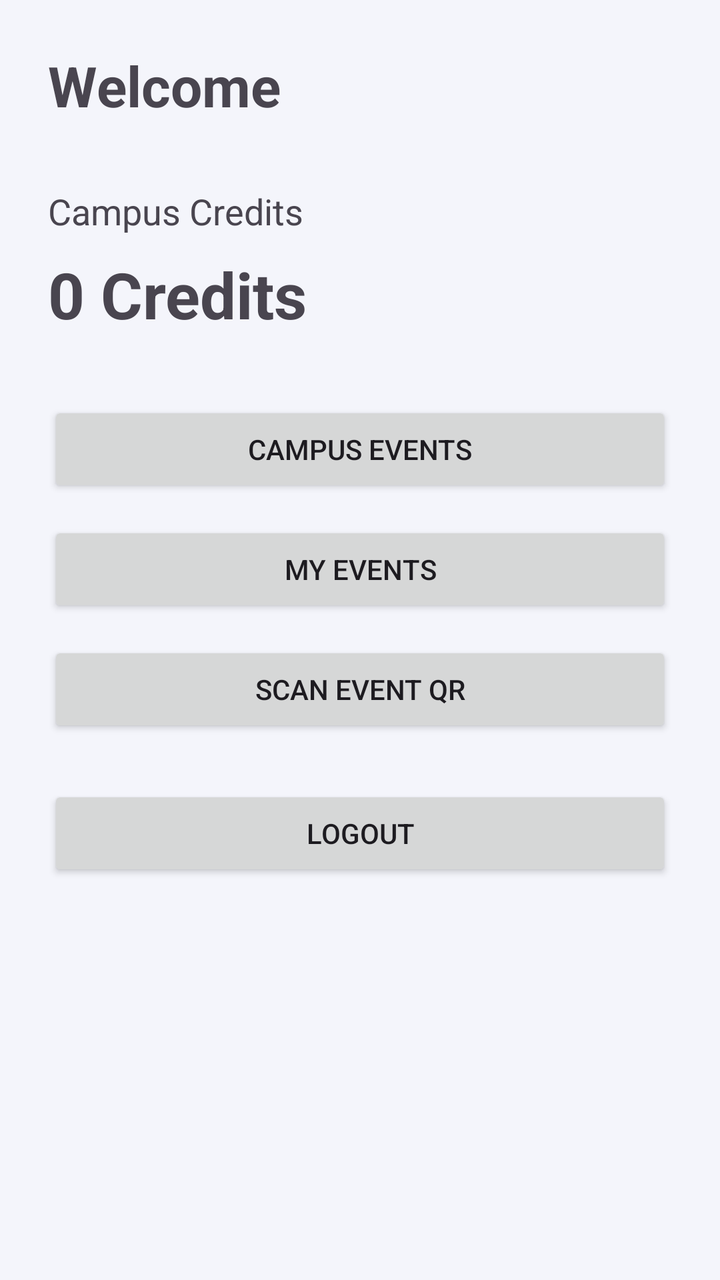
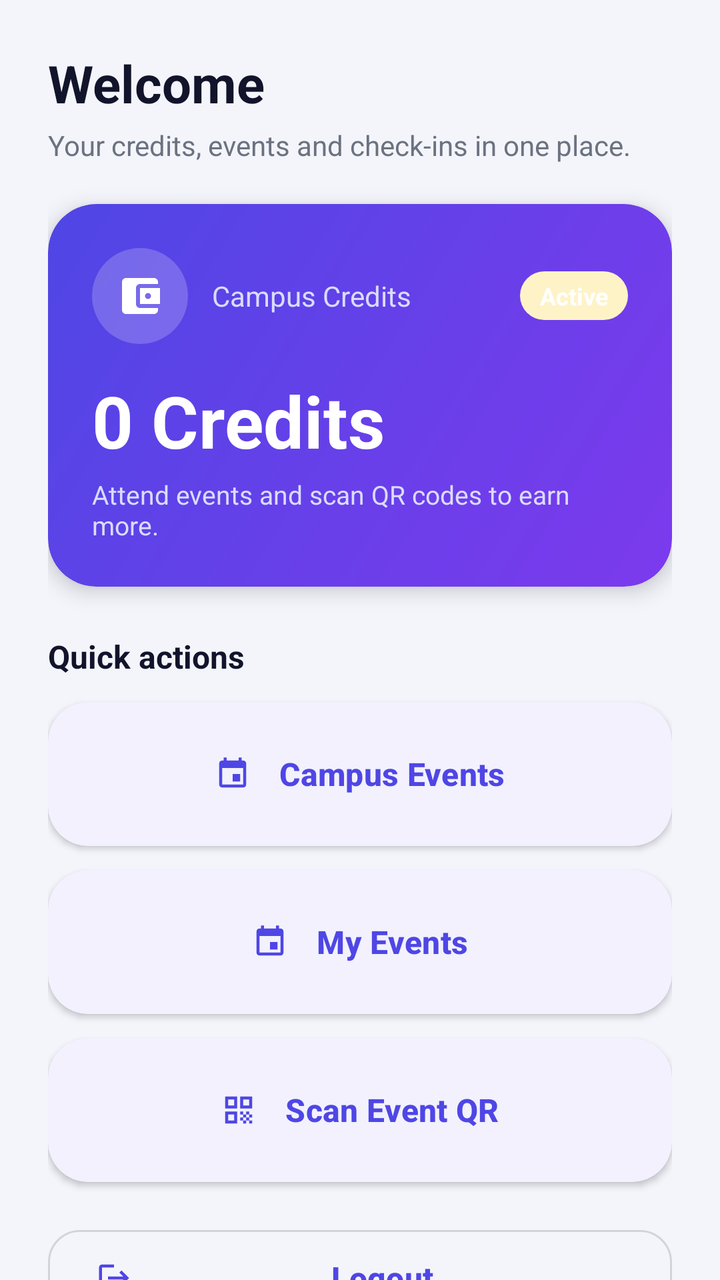

Compare the two renders of this Android layout. The source of the first and the diff that turns it into the second are given below.
<!-- AndroidManifest.xml: application theme Theme.CampusPay -->
<!-- res/layout/activity_dashboard.xml -->
<?xml version="1.0" encoding="utf-8"?>
<androidx.constraintlayout.widget.ConstraintLayout
    xmlns:android="http://schemas.android.com/apk/res/android"
    xmlns:app="http://schemas.android.com/apk/res-auto"
    android:layout_width="match_parent"
    android:layout_height="match_parent"
    android:padding="24dp">

    <TextView
        android:id="@+id/tvWelcome"
        android:layout_width="wrap_content"
        android:layout_height="wrap_content"
        android:text="Welcome"
        android:textSize="28sp"
        android:textStyle="bold"
        app:layout_constraintStart_toStartOf="parent"
        app:layout_constraintTop_toTopOf="parent" />

    <TextView
        android:id="@+id/tvBalanceLabel"
        android:layout_width="wrap_content"
        android:layout_height="wrap_content"
        android:layout_marginTop="32dp"
        android:text="Campus Credits"
        android:textSize="18sp"
        app:layout_constraintStart_toStartOf="parent"
        app:layout_constraintTop_toBottomOf="@id/tvWelcome" />

    <TextView
        android:id="@+id/tvBalance"
        android:layout_width="wrap_content"
        android:layout_height="wrap_content"
        android:layout_marginTop="8dp"
        android:text="0 Credits"
        android:textSize="32sp"
        android:textStyle="bold"
        app:layout_constraintStart_toStartOf="parent"
        app:layout_constraintTop_toBottomOf="@id/tvBalanceLabel" />

    <Button
        android:id="@+id/btnEvents"
        android:layout_width="0dp"
        android:layout_height="wrap_content"
        android:layout_marginTop="32dp"
        android:text="Campus Events"
        app:layout_constraintEnd_toEndOf="parent"
        app:layout_constraintStart_toStartOf="parent"
        app:layout_constraintTop_toBottomOf="@id/tvBalance" />

    <Button
        android:id="@+id/btnMyEvents"
        android:layout_width="0dp"
        android:layout_height="wrap_content"
        android:layout_marginTop="12dp"
        android:text="My Events"
        app:layout_constraintEnd_toEndOf="parent"
        app:layout_constraintStart_toStartOf="parent"
        app:layout_constraintTop_toBottomOf="@id/btnEvents" />

    <Button
        android:id="@+id/btnScanQR"
        android:layout_width="0dp"
        android:layout_height="wrap_content"
        android:layout_marginTop="12dp"
        android:text="Scan Event QR"
        app:layout_constraintEnd_toEndOf="parent"
        app:layout_constraintStart_toStartOf="parent"
        app:layout_constraintTop_toBottomOf="@id/btnMyEvents" />

    <Button
        android:id="@+id/btnLogout"
        android:layout_width="0dp"
        android:layout_height="wrap_content"
        android:layout_marginTop="24dp"
        android:text="Logout"
        app:layout_constraintEnd_toEndOf="parent"
        app:layout_constraintStart_toStartOf="parent"
        app:layout_constraintTop_toBottomOf="@id/btnScanQR" />

</androidx.constraintlayout.widget.ConstraintLayout>
<!-- resources referenced by this layout -->
<resources>
  <!-- unchanged entries left out for length: 15 -->
</resources>

<!-- the commit's change to res/layout/activity_dashboard.xml (unified diff, before → after) -->
@@ -1,80 +1,181 @@
 <?xml version="1.0" encoding="utf-8"?>
-<androidx.constraintlayout.widget.ConstraintLayout
-    xmlns:android="http://schemas.android.com/apk/res/android"
+<ScrollView xmlns:android="http://schemas.android.com/apk/res/android"
     xmlns:app="http://schemas.android.com/apk/res-auto"
     android:layout_width="match_parent"
     android:layout_height="match_parent"
-    android:padding="24dp">
+    android:background="@color/background_light"
+    android:fillViewport="true"
+    android:scrollbars="none">
 
-    <TextView
-        android:id="@+id/tvWelcome"
-        android:layout_width="wrap_content"
+    <LinearLayout
+        android:layout_width="match_parent"
         android:layout_height="wrap_content"
-        android:text="Welcome"
-        android:textSize="28sp"
-        android:textStyle="bold"
-        app:layout_constraintStart_toStartOf="parent"
-        app:layout_constraintTop_toTopOf="parent" />
+        android:orientation="vertical"
+        android:padding="24dp">
 
-    <TextView
-        android:id="@+id/tvBalanceLabel"
-        android:layout_width="wrap_content"
-        android:layout_height="wrap_content"
-        android:layout_marginTop="32dp"
-        android:text="Campus Credits"
-        android:textSize="18sp"
-        app:layout_constraintStart_toStartOf="parent"
-        app:layout_constraintTop_toBottomOf="@id/tvWelcome" />
+        <TextView
+            android:id="@+id/tvWelcome"
+            android:layout_width="wrap_content"
+            android:layout_height="wrap_content"
+            android:text="Welcome"
+            android:textColor="@color/text_primary"
+            android:textSize="26sp"
+            android:textStyle="bold" />
 
-    <TextView
-        android:id="@+id/tvBalance"
-        android:layout_width="wrap_content"
-        android:layout_height="wrap_content"
-        android:layout_marginTop="8dp"
-        android:text="0 Credits"
-        android:textSize="32sp"
-        android:textStyle="bold"
-        app:layout_constraintStart_toStartOf="parent"
-        app:layout_constraintTop_toBottomOf="@id/tvBalanceLabel" />
+        <TextView
+            android:layout_width="wrap_content"
+            android:layout_height="wrap_content"
+            android:layout_marginTop="4dp"
+            android:text="Your credits, events and check-ins in one place."
+            android:textColor="@color/text_secondary"
+            android:textSize="14sp" />
 
-    <Button
-        android:id="@+id/btnEvents"
-        android:layout_width="0dp"
-        android:layout_height="wrap_content"
-        android:layout_marginTop="32dp"
-        android:text="Campus Events"
-        app:layout_constraintEnd_toEndOf="parent"
-        app:layout_constraintStart_toStartOf="parent"
-        app:layout_constraintTop_toBottomOf="@id/tvBalance" />
+        
+        <com.google.android.material.card.MaterialCardView
+            android:layout_width="match_parent"
+            android:layout_height="wrap_content"
+            android:layout_marginTop="20dp"
+            app:cardBackgroundColor="@android:color/transparent"
+            app:cardCornerRadius="24dp"
+            app:cardElevation="6dp"
+            app:strokeWidth="0dp">
 
-    <Button
-        android:id="@+id/btnMyEvents"
-        android:layout_width="0dp"
-        android:layout_height="wrap_content"
-        android:layout_marginTop="12dp"
-        android:text="My Events"
-        app:layout_constraintEnd_toEndOf="parent"
-        app:layout_constraintStart_toStartOf="parent"
-        app:layout_constraintTop_toBottomOf="@id/btnEvents" />
+            <LinearLayout
+                android:layout_width="match_parent"
+                android:layout_height="wrap_content"
+                android:background="@drawable/bg_balance_card"
+                android:orientation="vertical"
+                android:padding="22dp">
 
-    <Button
-        android:id="@+id/btnScanQR"
-        android:layout_width="0dp"
-        android:layout_height="wrap_content"
-        android:layout_marginTop="12dp"
-        android:text="Scan Event QR"
-        app:layout_constraintEnd_toEndOf="parent"
-        app:layout_constraintStart_toStartOf="parent"
-        app:layout_constraintTop_toBottomOf="@id/btnMyEvents" />
+                <LinearLayout
+                    android:layout_width="match_parent"
+                    android:layout_height="wrap_content"
+                    android:gravity="center_vertical"
+                    android:orientation="horizontal">
 
-    <Button
-        android:id="@+id/btnLogout"
-        android:layout_width="0dp"
-        android:layout_height="wrap_content"
-        android:layout_marginTop="24dp"
-        android:text="Logout"
-        app:layout_constraintEnd_toEndOf="parent"
-        app:layout_constraintStart_toStartOf="parent"
-        app:layout_constraintTop_toBottomOf="@id/btnScanQR" />
+                    <FrameLayout
+                        android:layout_width="48dp"
+                        android:layout_height="48dp"
+                        android:background="@drawable/bg_icon_circle">
 
-</androidx.constraintlayout.widget.ConstraintLayout>
+                        <ImageView
+                            android:layout_width="24dp"
+                            android:layout_height="24dp"
+                            android:layout_gravity="center"
+                            android:contentDescription="Wallet"
+                            android:src="@drawable/ic_wallet"
+                            app:tint="@android:color/white" />
+                    </FrameLayout>
+
+                    <TextView
+                        android:id="@+id/tvBalanceLabel"
+                        android:layout_width="0dp"
+                        android:layout_height="wrap_content"
+                        android:layout_marginStart="12dp"
+                        android:layout_weight="1"
+                        android:text="Campus Credits"
+                        android:textColor="#D9DCFF"
+                        android:textSize="14sp" />
+
+                    <TextView
+                        android:layout_width="wrap_content"
+                        android:layout_height="wrap_content"
+                        android:background="@drawable/bg_credits_pill"
+                        android:paddingStart="10dp"
+                        android:paddingEnd="10dp"
+                        android:paddingTop="4dp"
+                        android:paddingBottom="4dp"
+                        android:text="Active"
+                        android:textColor="@android:color/white"
+                        android:textSize="12sp"
+                        android:textStyle="bold" />
+                </LinearLayout>
+
+                <TextView
+                    android:id="@+id/tvBalance"
+                    android:layout_width="wrap_content"
+                    android:layout_height="wrap_content"
+                    android:layout_marginTop="14dp"
+                    android:text="0 Credits"
+                    android:textColor="@android:color/white"
+                    android:textSize="36sp"
+                    android:textStyle="bold" />
+
+                <TextView
+                    android:layout_width="wrap_content"
+                    android:layout_height="wrap_content"
+                    android:layout_marginTop="4dp"
+                    android:text="Attend events and scan QR codes to earn more."
+                    android:textColor="#D9DCFF"
+                    android:textSize="13sp" />
+            </LinearLayout>
+        </com.google.android.material.card.MaterialCardView>
+
+        <TextView
+            android:layout_width="wrap_content"
+            android:layout_height="wrap_content"
+            android:layout_marginTop="24dp"
+            android:text="Quick actions"
+            android:textColor="@color/text_primary"
+            android:textSize="16sp"
+            android:textStyle="bold" />
+
+        
+        <com.google.android.material.card.MaterialCardView
+            style="@style/Widget.CampusPay.Card"
+            android:layout_width="match_parent"
+            android:layout_height="wrap_content"
+            android:layout_marginTop="12dp">
+
+            <com.google.android.material.button.MaterialButton
+                android:id="@+id/btnEvents"
+                style="@style/Widget.CampusPay.RowAction"
+                android:layout_width="match_parent"
+                android:layout_height="wrap_content"
+                android:text="Campus Events"
+                app:icon="@drawable/ic_event" />
+        </com.google.android.material.card.MaterialCardView>
+
+        
+        <com.google.android.material.card.MaterialCardView
+            style="@style/Widget.CampusPay.Card"
+            android:layout_width="match_parent"
+            android:layout_height="wrap_content"
+            android:layout_marginTop="12dp">
+
+            <com.google.android.material.button.MaterialButton
+                android:id="@+id/btnMyEvents"
+                style="@style/Widget.CampusPay.RowAction"
+                android:layout_width="match_parent"
+                android:layout_height="wrap_content"
+                android:text="My Events"
+                app:icon="@drawable/ic_event" />
+        </com.google.android.material.card.MaterialCardView>
+
+        
+        <com.google.android.material.card.MaterialCardView
+            style="@style/Widget.CampusPay.Card"
+            android:layout_width="match_parent"
+            android:layout_height="wrap_content"
+            android:layout_marginTop="12dp">
+
+            <com.google.android.material.button.MaterialButton
+                android:id="@+id/btnScanQR"
+                style="@style/Widget.CampusPay.RowAction"
+                android:layout_width="match_parent"
+                android:layout_height="wrap_content"
+                android:text="Scan Event QR"
+                app:icon="@drawable/ic_qr" />
+        </com.google.android.material.card.MaterialCardView>
+
+        <com.google.android.material.button.MaterialButton
+            android:id="@+id/btnLogout"
+            style="@style/Widget.CampusPay.Button.Outlined"
+            android:layout_width="match_parent"
+            android:layout_height="wrap_content"
+            android:layout_marginTop="20dp"
+            android:text="Logout"
+            app:icon="@drawable/ic_logout" />
+
+    </LinearLayout>
+</ScrollView>
<!-- resource entries referenced after the edit -->
@@ -1,5 +1,92 @@
 <!-- resources referenced by this layout -->
 <resources>
+  <!-- drawable bg_balance_card (drawable) -->
+  <?xml version="1.0" encoding="utf-8"?>
+  <shape xmlns:android="http://schemas.android.com/apk/res/android"
+      android:shape="rectangle">
+      <corners android:radius="24dp" />
+      <gradient
+          android:angle="315"
+          android:startColor="@color/gradient_start"
+          android:endColor="@color/gradient_end"
+          android:type="linear" />
+  </shape>
+  <!-- drawable bg_credits_pill (drawable) -->
+  <?xml version="1.0" encoding="utf-8"?>
+  <shape xmlns:android="http://schemas.android.com/apk/res/android"
+      android:shape="rectangle">
+      <corners android:radius="100dp" />
+      <solid android:color="@color/credits_gold_container" />
+  </shape>
+  <!-- drawable bg_icon_circle (drawable) -->
+  <?xml version="1.0" encoding="utf-8"?>
+  <shape xmlns:android="http://schemas.android.com/apk/res/android"
+      android:shape="oval">
+      <solid android:color="#33FFFFFF" />
+  </shape>
+  <!-- drawable ic_event (drawable) -->
+  <vector xmlns:android="http://schemas.android.com/apk/res/android"
+      android:width="24dp"
+      android:height="24dp"
+      android:viewportWidth="24"
+      android:viewportHeight="24">
+      <path
+          android:fillColor="@android:color/white"
+          android:pathData="M17,12h-5v5h5v-5zM16,1v2H8V1H6v2H5c-1.11,0 -1.99,0.9 -1.99,2L3,19c0,1.1 0.89,2 2,2h14c1.1,0 2,-0.9 2,-2V5c0,-1.1 -0.9,-2 -2,-2h-1V1h-2zM19,19H5V8h14v11z" />
+  </vector>
+  <!-- drawable ic_logout (drawable) -->
+  <vector xmlns:android="http://schemas.android.com/apk/res/android"
+      android:width="24dp"
+      android:height="24dp"
+      android:viewportWidth="24"
+      android:viewportHeight="24">
+      <path
+          android:fillColor="@android:color/white"
+          android:pathData="M17,7l-1.41,1.41L18.17,11H8v2h10.17l-2.58,2.58L17,17l5,-5zM4,5h8V3H4c-1.1,0 -2,0.9 -2,2v14c0,1.1 0.9,2 2,2h8v-2H4V5z" />
+  </vector>
+  <!-- drawable ic_qr (drawable) -->
+  <vector xmlns:android="http://schemas.android.com/apk/res/android"
+      android:width="24dp"
+      android:height="24dp"
+      android:viewportWidth="24"
+      android:viewportHeight="24">
+      <path
+          android:fillColor="@android:color/white"
+          android:pathData="M3,3h8v8H3V3zM5,5v4h4V5H5zM13,3h8v8h-8V3zM15,5v4h4V5h-4zM3,13h8v8H3v-8zM5,15v4h4v-4H5zM13,13h2v2h-2zM17,13h2v2h-2zM15,15h2v2h-2zM19,15h2v2h-2zM13,17h2v2h-2zM17,17h2v2h-2zM15,19h2v2h-2zM19,19h2v2h-2z" />
+  </vector>
+  <!-- drawable ic_wallet (drawable) -->
+  <vector xmlns:android="http://schemas.android.com/apk/res/android"
+      android:width="24dp"
+      android:height="24dp"
+      android:viewportWidth="24"
+      android:viewportHeight="24">
+      <path
+          android:fillColor="@android:color/white"
+          android:pathData="M21,18v1c0,1.1 -0.9,2 -2,2H5c-1.11,0 -2,-0.9 -2,-2V5c0,-1.1 0.89,-2 2,-2h14c1.1,0 2,0.9 2,2v1h-9c-1.11,0 -2,0.9 -2,2v8c0,1.1 0.89,2 2,2h9zM12,16h10V8H12v8zM16,13.5c-0.83,0 -1.5,-0.67 -1.5,-1.5s0.67,-1.5 1.5,-1.5 1.5,0.67 1.5,1.5 -0.67,1.5 -1.5,1.5z" />
+  </vector>
+  <style name="Widget.CampusPay.Button.Outlined" parent="Widget.Material3.Button.OutlinedButton">
+          <item name="cornerRadius">16dp</item>
+          <item name="android:minHeight">56dp</item>
+          <item name="android:textSize">16sp</item>
+          <item name="android:textStyle">bold</item>
+      </style>
+  <style name="Widget.CampusPay.Card" parent="Widget.Material3.CardView.Elevated">
+          <item name="cardCornerRadius">20dp</item>
+          <item name="cardElevation">2dp</item>
+          <item name="cardBackgroundColor">@color/surface_light</item>
+      </style>
+  <style name="Widget.CampusPay.RowAction" parent="Widget.Material3.Button.TextButton">
+          <item name="android:minHeight">72dp</item>
+          <item name="android:paddingStart">16dp</item>
+          <item name="android:paddingEnd">16dp</item>
+          <item name="android:textSize">16sp</item>
+          <item name="android:textStyle">bold</item>
+          <item name="iconGravity">textStart</item>
+          <item name="iconPadding">14dp</item>
+      </style>
+  <color name="gradient_start">#4F46E5</color>
+  <color name="gradient_end">#7C3AED</color>
+  <color name="credits_gold_container">#FEF3C7</color>
   <!-- unchanged entries left out for length: 15 -->
 </resources>
 
